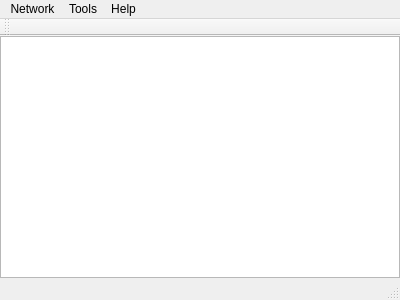
This is lanchat/main_window.ui in master-gekus/lanchat as Qt 5 draws it before an edit. The edited form follows.
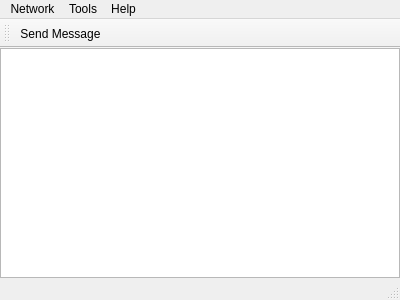
This is the edited form.

Patch:
```diff
--- a/lanchat/main_window.ui
+++ b/lanchat/main_window.ui
@@ -94,6 +94,7 @@
    <attribute name="toolBarBreak">
     <bool>false</bool>
    </attribute>
+   <addaction name="actionSendMessage"/>
   </widget>
   <widget class="QStatusBar" name="statusBar"/>
   <action name="actionAbout">
@@ -123,6 +124,11 @@
     <string>View and change global settings</string>
    </property>
   </action>
+  <action name="actionSendMessage">
+   <property name="text">
+    <string>Send Message</string>
+   </property>
+  </action>
  </widget>
  <layoutdefault spacing="6" margin="11"/>
  <resources/>
```
